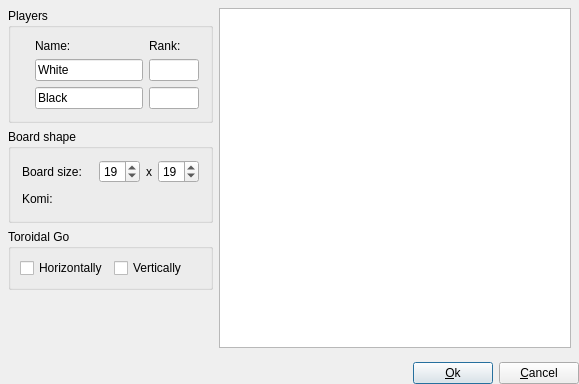
bernds/q5Go, file src/newvariantgame_gui.ui: the form before one commit.
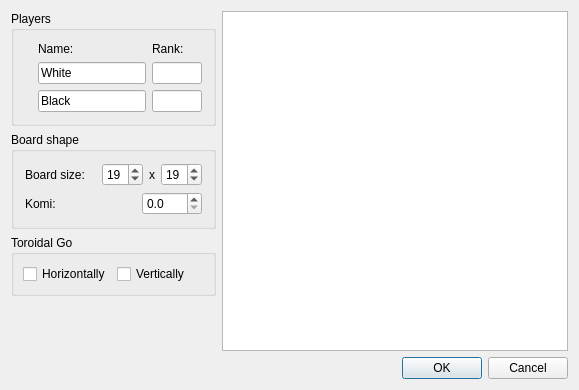
The form after the commit. Icons and pictures are not drawn. Custom widgets are drawn as their Qt base class.

Commit message: Miscellaneous dialog layout improvements, and use QDialogButtonBox more

```diff
--- a/src/newvariantgame_gui.ui
+++ b/src/newvariantgame_gui.ui
@@ -7,39 +7,15 @@
     <x>0</x>
     <y>0</y>
     <width>579</width>
-    <height>384</height>
+    <height>390</height>
    </rect>
   </property>
   <property name="windowTitle">
    <string>New Variant Game</string>
   </property>
   <layout class="QVBoxLayout" name="verticalLayout">
-   <property name="leftMargin">
-    <number>0</number>
-   </property>
-   <property name="topMargin">
-    <number>0</number>
-   </property>
-   <property name="rightMargin">
-    <number>0</number>
-   </property>
-   <property name="bottomMargin">
-    <number>0</number>
-   </property>
    <item>
     <layout class="QHBoxLayout" name="horizontalLayout_2" stretch="0,1">
-     <property name="leftMargin">
-      <number>8</number>
-     </property>
-     <property name="topMargin">
-      <number>8</number>
-     </property>
-     <property name="rightMargin">
-      <number>8</number>
-     </property>
-     <property name="bottomMargin">
-      <number>8</number>
-     </property>
      <item>
       <layout class="QVBoxLayout" name="verticalLayout_2">
        <item>
@@ -195,13 +171,7 @@
              </widget>
             </item>
             <item>
-             <widget class="KomiSpinBox" name="komiSpin" native="true">
-              <property name="minimumSize">
-               <size>
-                <width>20</width>
-                <height>20</height>
-               </size>
-              </property>
+             <widget class="KomiSpinBox" name="komiSpin">
               <property name="maximumSize">
                <size>
                 <width>60</width>
@@ -214,6 +184,9 @@
               <property name="acceptDrops">
                <bool>true</bool>
               </property>
+              <property name="decimals">
+               <number>1</number>
+              </property>
              </widget>
             </item>
            </layout>
@@ -378,18 +351,6 @@
      <property name="spacing">
       <number>6</number>
      </property>
-     <property name="leftMargin">
-      <number>0</number>
-     </property>
-     <property name="topMargin">
-      <number>0</number>
-     </property>
-     <property name="rightMargin">
-      <number>0</number>
-     </property>
-     <property name="bottomMargin">
-      <number>0</number>
-     </property>
      <item>
       <spacer name="Horizontal Spacing2">
        <property name="orientation">
@@ -400,23 +361,16 @@
        </property>
        <property name="sizeHint" stdset="0">
         <size>
-         <width>20</width>
+         <width>1</width>
          <height>20</height>
         </size>
        </property>
       </spacer>
      </item>
      <item>
-      <widget class="QPushButton" name="buttonOk">
-       <property name="text">
-        <string>&amp;Ok</string>
-       </property>
-      </widget>
-     </item>
-     <item>
-      <widget class="QPushButton" name="buttonCancel">
-       <property name="text">
-        <string>&amp;Cancel</string>
+      <widget class="QDialogButtonBox" name="buttonBox">
+       <property name="standardButtons">
+        <set>QDialogButtonBox::Cancel|QDialogButtonBox::Ok</set>
        </property>
       </widget>
      </item>
@@ -425,16 +379,16 @@
   </layout>
  </widget>
  <customwidgets>
-  <customwidget>
-   <class>KomiSpinBox</class>
-   <extends>QWidget</extends>
-   <header location="global">komispinbox.h</header>
-  </customwidget>
   <customwidget>
    <class>SizeGraphicsView</class>
    <extends>QGraphicsView</extends>
    <header>sizegraphicsview.h</header>
   </customwidget>
+  <customwidget>
+   <class>KomiSpinBox</class>
+   <extends>QDoubleSpinBox</extends>
+   <header>komispinbox.h</header>
+  </customwidget>
  </customwidgets>
  <tabstops>
   <tabstop>playerWhiteEdit</tabstop>
```
Left out of the diff: 37 changed lines with no effect on the pictures. The commit also changes 7 other files.
